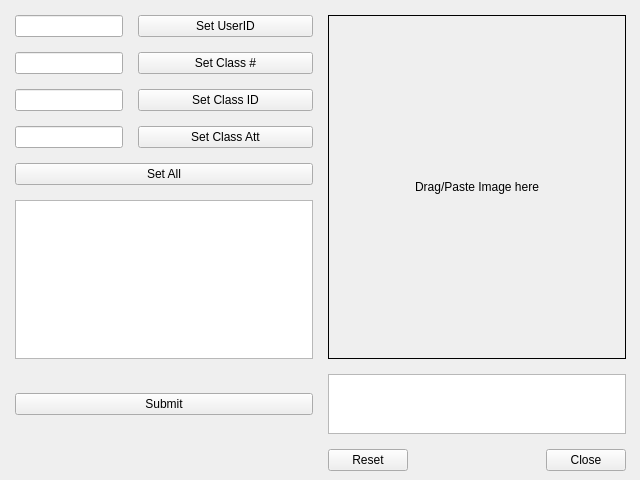
Above: mainui.ui from BaconCondensate/university-attendance-atma before the change. Below: the same form after it.
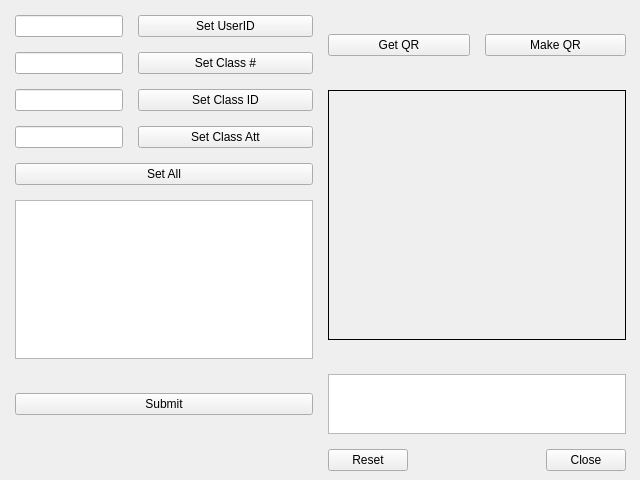
That is the form after the change. Icons and pictures are not drawn.

```diff
--- a/mainui.ui
+++ b/mainui.ui
@@ -193,7 +193,33 @@
       </widget>
      </item>
      <item row="0" column="1">
+      <layout class="QVBoxLayout" name="verticalLayout_2">
+       <item>
+        <layout class="QHBoxLayout" name="horizontalLayout">
+         <item>
+          <widget class="QPushButton" name="qr_get_b">
+           <property name="text">
+            <string>Get QR</string>
+           </property>
+          </widget>
+         </item>
+         <item>
+          <widget class="QPushButton" name="qr_make_b">
+           <property name="text">
+            <string>Make QR</string>
+           </property>
+          </widget>
+         </item>
+        </layout>
+       </item>
+       <item>
       <widget class="QLabel" name="imginput">
+         <property name="maximumSize">
+          <size>
+           <width>300</width>
+           <height>250</height>
+          </size>
+         </property>
        <property name="acceptDrops">
         <bool>true</bool>
        </property>
@@ -204,12 +230,20 @@
         <enum>QFrame::Plain</enum>
        </property>
        <property name="text">
-        <string>Drag/Paste Image here</string>
+          <string/>
+         </property>
+         <property name="pixmap">
+          <pixmap>rick.png</pixmap>
+         </property>
+         <property name="scaledContents">
+          <bool>false</bool>
        </property>
        <property name="alignment">
         <set>Qt::AlignCenter</set>
        </property>
       </widget>
+       </item>
+      </layout>
      </item>
     </layout>
    </widget>
```
Lines whose indentation alone changed are shown as unchanged.
